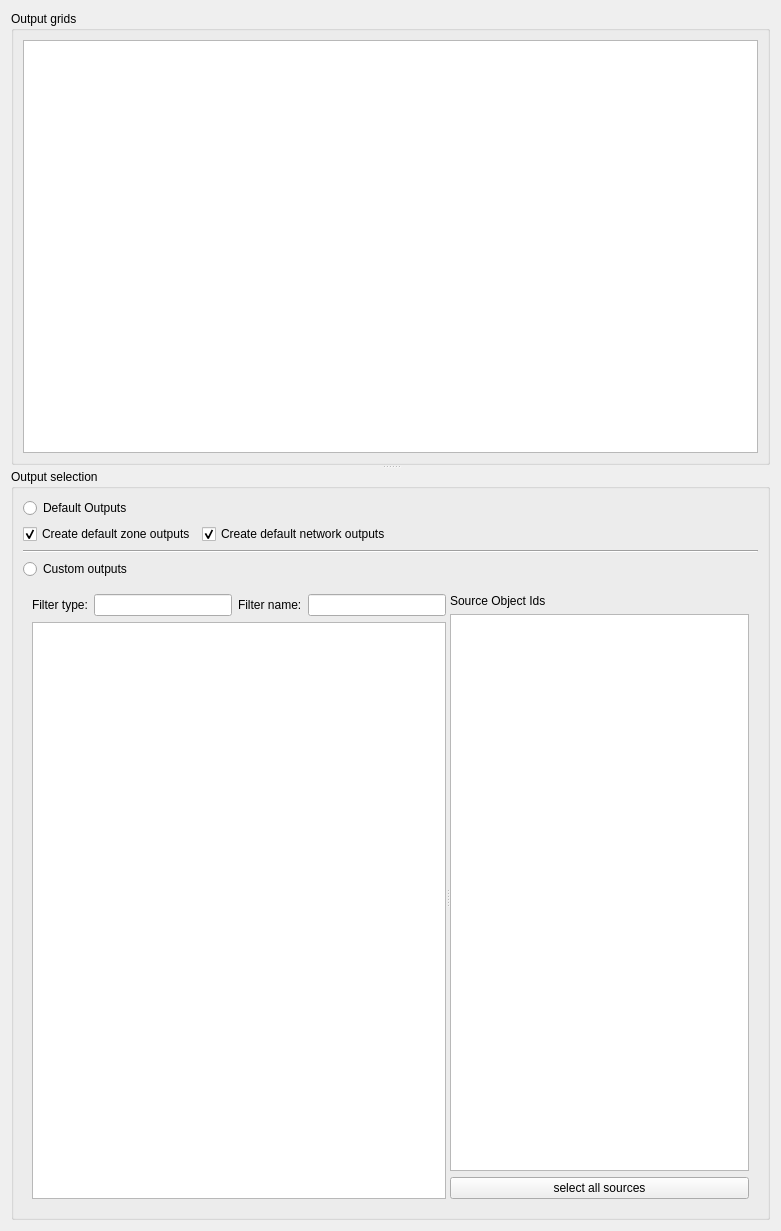
Above: SIM-VICUS/src/SVSimulationOutputOptions.ui from ghorwin/SIM-VICUS before the change. Below: the same form after it.
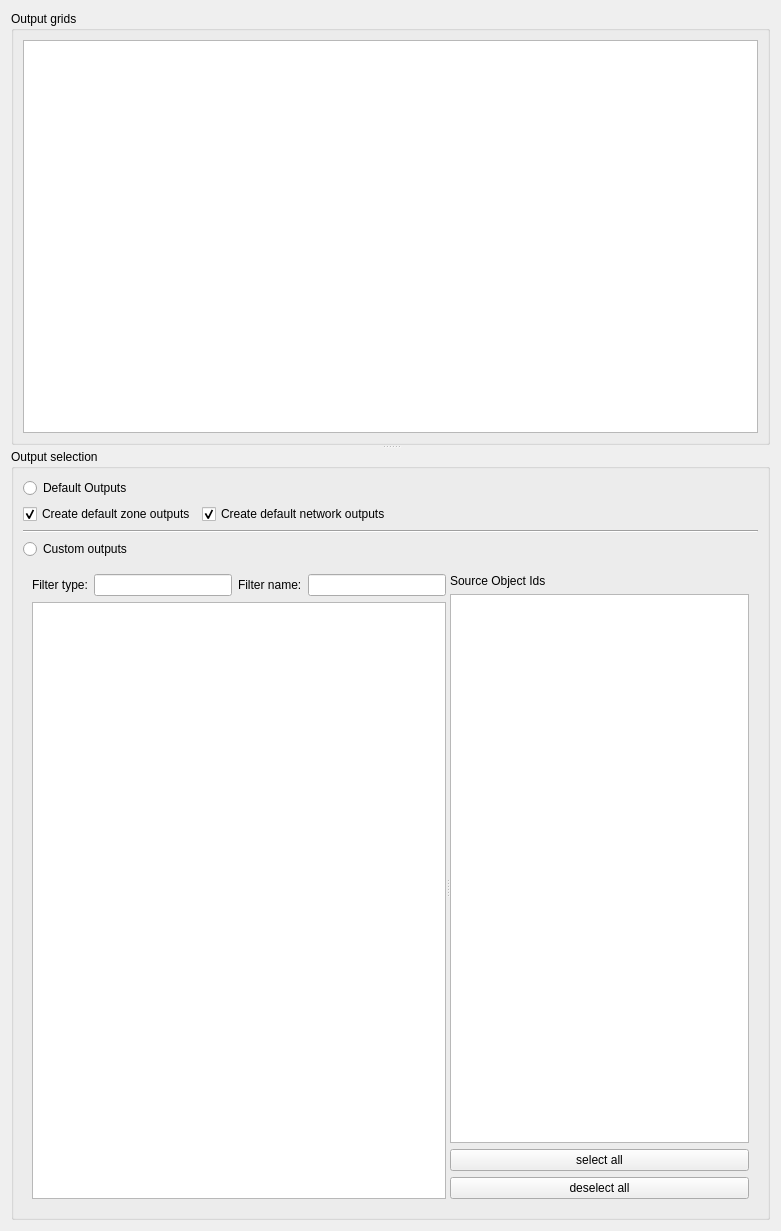
That is the form after the change.

Commit message: DESELECT BUTTON ADDED

Patch:
```diff
--- a/SIM-VICUS/src/SVSimulationOutputOptions.ui
+++ b/SIM-VICUS/src/SVSimulationOutputOptions.ui
@@ -139,7 +139,14 @@
               <item>
                <widget class="QPushButton" name="pushButtonAllSources">
                 <property name="text">
-                 <string>select all sources</string>
+                 <string>select all</string>
+                </property>
+               </widget>
+              </item>
+              <item>
+               <widget class="QPushButton" name="pushButtonAllSourcesDeselected">
+                <property name="text">
+                 <string>deselect all</string>
                 </property>
                </widget>
               </item>
```
